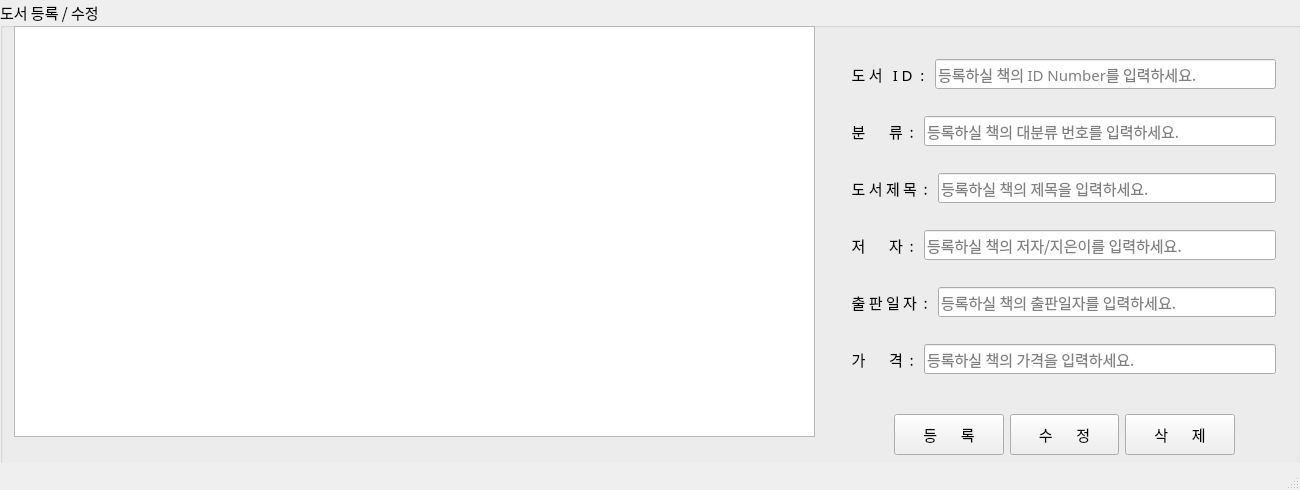
This is 기본 페이지 기능설정(보완필요)/bookrentalshop/bookregisterdb_ss.ui in jszxro/PK_miniproject_3 as Qt 5 draws it before an edit. The edited form follows.
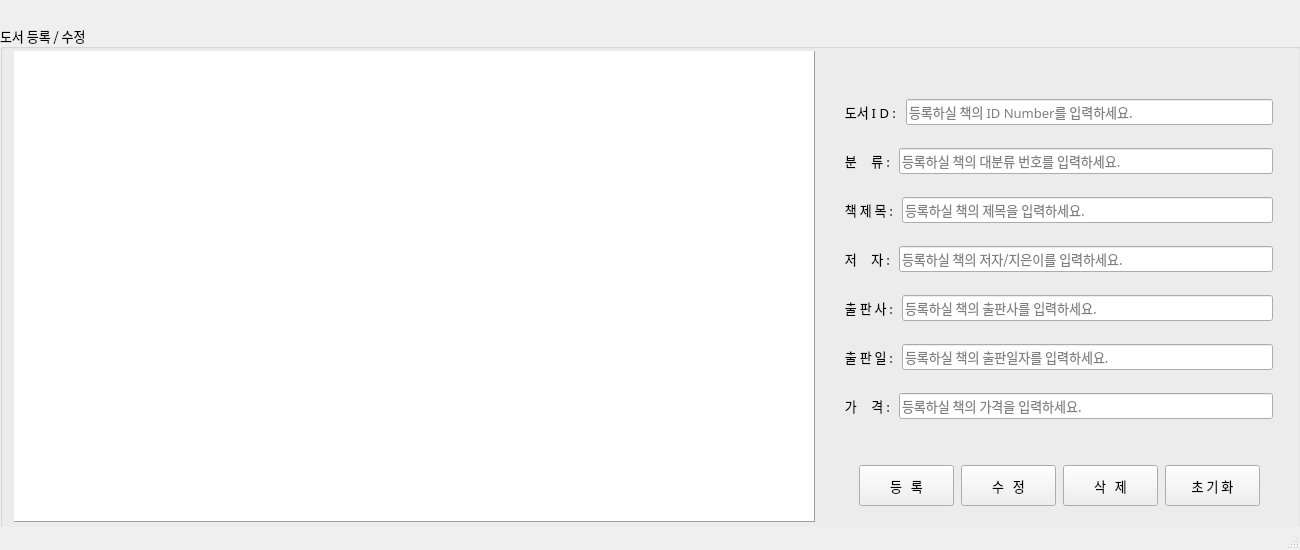
This is the edited form.

What changed in the file:
```diff
--- a/기본 페이지 기능설정(보완필요)/bookrentalshop/bookregisterdb_ss.ui
+++ b/기본 페이지 기능설정(보완필요)/bookrentalshop/bookregisterdb_ss.ui
@@ -7,19 +7,19 @@
     <x>0</x>
     <y>0</y>
     <width>1300</width>
-    <height>490</height>
+    <height>550</height>
    </rect>
   </property>
-  <!-- <property name="maximumSize">
+  <property name="maximumSize">
    <size>
     <width>1300</width>
-    <height>490</height>
-   </size> -->
-  <!-- </property> -->
+    <height>550</height>
+   </size>
+  </property>
   <property name="font">
    <font>
-    <family>D2Coding ligature</family>
-    <pointsize>11</pointsize>
+    <family>NanumGothic</family>
+    <pointsize>10</pointsize>
     <weight>50</weight>
     <bold>false</bold>
    </font>
@@ -32,9 +32,9 @@
     <property name="geometry">
      <rect>
       <x>0</x>
-      <y>0</y>
+      <y>25</y>
       <width>1301</width>
-      <height>481</height>
+      <height>511</height>
      </rect>
     </property>
     <layout class="QVBoxLayout" name="verticalLayout">
@@ -60,8 +60,8 @@
          <widget class="QWidget" name="verticalLayoutWidget_2">
           <property name="geometry">
            <rect>
-            <x>845</x>
-            <y>38</y>
+            <x>842</x>
+            <y>57</y>
             <width>431</width>
             <height>361</height>
            </rect>
@@ -71,8 +71,14 @@
             <layout class="QHBoxLayout" name="horizontalLayout_8">
              <item>
               <widget class="QLabel" name="label_6">
+               <property name="maximumSize">
+                <size>
+                 <width>100</width>
+                 <height>40</height>
+                </size>
+               </property>
                <property name="text">
-                <string>  도 서   I D  : </string>
+                <string> 도서 I D : </string>
                </property>
               </widget>
              </item>
@@ -95,8 +101,14 @@
             <layout class="QHBoxLayout" name="horizontalLayout_2">
              <item>
               <widget class="QLabel" name="label">
+               <property name="maximumSize">
+                <size>
+                 <width>100</width>
+                 <height>40</height>
+                </size>
+               </property>
                <property name="text">
-                <string>  분       류  : </string>
+                <string> 분     류 : </string>
                </property>
               </widget>
              </item>
@@ -119,8 +131,14 @@
             <layout class="QHBoxLayout" name="horizontalLayout_4">
              <item>
               <widget class="QLabel" name="label_2">
+               <property name="maximumSize">
+                <size>
+                 <width>100</width>
+                 <height>40</height>
+                </size>
+               </property>
                <property name="text">
-                <string>  도 서 제 목  : </string>
+                <string> 책 제 목 : </string>
                </property>
               </widget>
              </item>
@@ -143,13 +161,19 @@
             <layout class="QHBoxLayout" name="horizontalLayout_5">
              <item>
               <widget class="QLabel" name="label_3">
+               <property name="maximumSize">
+                <size>
+                 <width>100</width>
+                 <height>40</height>
+                </size>
+               </property>
                <property name="text">
-                <string>  저       자  : </string>
+                <string> 저     자 : </string>
                </property>
               </widget>
              </item>
              <item>
-              <widget class="QLineEdit" name="input_book_date">
+              <widget class="QLineEdit" name="input_book_edit">
                <property name="toolTip">
                 <string>등록하실 책의 저자/지은이를 입력하세요.</string>
                </property>
@@ -163,17 +187,47 @@
              </item>
             </layout>
            </item>
+           <item>
+            <layout class="QHBoxLayout" name="horizontalLayout_3">
+             <item>
+              <widget class="QLabel" name="label_7">
+               <property name="maximumSize">
+                <size>
+                 <width>100</width>
+                 <height>40</height>
+                </size>
+               </property>
+               <property name="text">
+                <string> 출 판 사 : </string>
+               </property>
+              </widget>
+             </item>
+             <item>
+              <widget class="QLineEdit" name="input_book_pubs">
+               <property name="placeholderText">
+                <string>등록하실 책의 출판사를 입력하세요.</string>
+               </property>
+              </widget>
+             </item>
+            </layout>
+           </item>
            <item>
             <layout class="QHBoxLayout" name="horizontalLayout_6">
              <item>
               <widget class="QLabel" name="label_4">
+               <property name="maximumSize">
+                <size>
+                 <width>100</width>
+                 <height>40</height>
+                </size>
+               </property>
                <property name="text">
-                <string>  출 판 일 자  : </string>
+                <string> 출 판 일 : </string>
                </property>
               </widget>
              </item>
              <item>
-              <widget class="QLineEdit" name="input_book_edit">
+              <widget class="QLineEdit" name="input_book_date">
                <property name="toolTip">
                 <string>등록하실 책의 출판일자를 입력하세요.</string>
                </property>
@@ -191,8 +245,14 @@
             <layout class="QHBoxLayout" name="horizontalLayout_7">
              <item>
               <widget class="QLabel" name="label_5">
+               <property name="maximumSize">
+                <size>
+                 <width>100</width>
+                 <height>40</height>
+                </size>
+               </property>
                <property name="text">
-                <string>  가       격  : </string>
+                <string> 가     격 : </string>
                </property>
               </widget>
              </item>
@@ -216,13 +276,19 @@
          <widget class="QWidget" name="horizontalLayoutWidget_8">
           <property name="geometry">
            <rect>
-            <x>894</x>
-            <y>414</y>
-            <width>341</width>
+            <x>859</x>
+            <y>440</y>
+            <width>401</width>
             <height>41</height>
            </rect>
           </property>
-          <layout class="QHBoxLayout" name="horizontalLayout_10">
+          <layout class="QHBoxLayout" name="horizontalLayout_10" stretch="1,1,1,1">
+           <property name="spacing">
+            <number>7</number>
+           </property>
+           <property name="rightMargin">
+            <number>0</number>
+           </property>
            <item>
             <widget class="QPushButton" name="btn_add">
              <property name="sizePolicy">
@@ -232,7 +298,7 @@
               </sizepolicy>
              </property>
              <property name="text">
-              <string>등       록</string>
+              <string>등   록</string>
              </property>
             </widget>
            </item>
@@ -245,7 +311,7 @@
               </sizepolicy>
              </property>
              <property name="text">
-              <string>수       정</string>
+              <string>수   정</string>
              </property>
             </widget>
            </item>
@@ -258,7 +324,25 @@
               </sizepolicy>
              </property>
              <property name="text">
-              <string>삭       제</string>
+              <string>삭   제</string>
+             </property>
+            </widget>
+           </item>
+           <item>
+            <widget class="QPushButton" name="btn_clear">
+             <property name="sizePolicy">
+              <sizepolicy hsizetype="Minimum" vsizetype="MinimumExpanding">
+               <horstretch>0</horstretch>
+               <verstretch>0</verstretch>
+              </sizepolicy>
+             </property>
+             <property name="font">
+              <font>
+               <pointsize>10</pointsize>
+              </font>
+             </property>
+             <property name="text">
+              <string>  초 기 화  </string>
              </property>
             </widget>
            </item>
@@ -270,14 +354,24 @@
             <x>14</x>
             <y>26</y>
             <width>801</width>
-            <height>411</height>
+            <height>471</height>
            </rect>
           </property>
           <layout class="QVBoxLayout" name="verticalLayout_5">
            <item>
             <layout class="QHBoxLayout" name="horizontalLayout_11">
              <item>
-              <widget class="QTableWidget" name="tblBooks"/>
+              <widget class="QTableWidget" name="tblBooks">
+               <property name="layoutDirection">
+                <enum>Qt::LeftToRight</enum>
+               </property>
+               <property name="frameShape">
+                <enum>QFrame::Panel</enum>
+               </property>
+               <property name="frameShadow">
+                <enum>QFrame::Raised</enum>
+               </property>
+              </widget>
              </item>
             </layout>
            </item>
```
